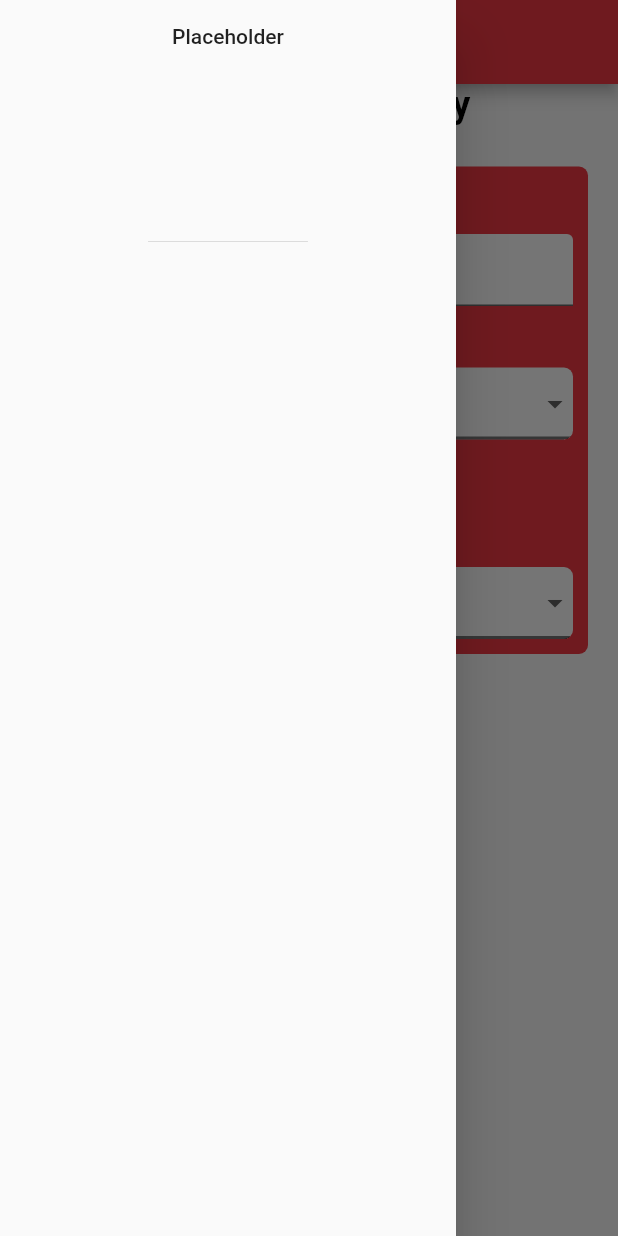
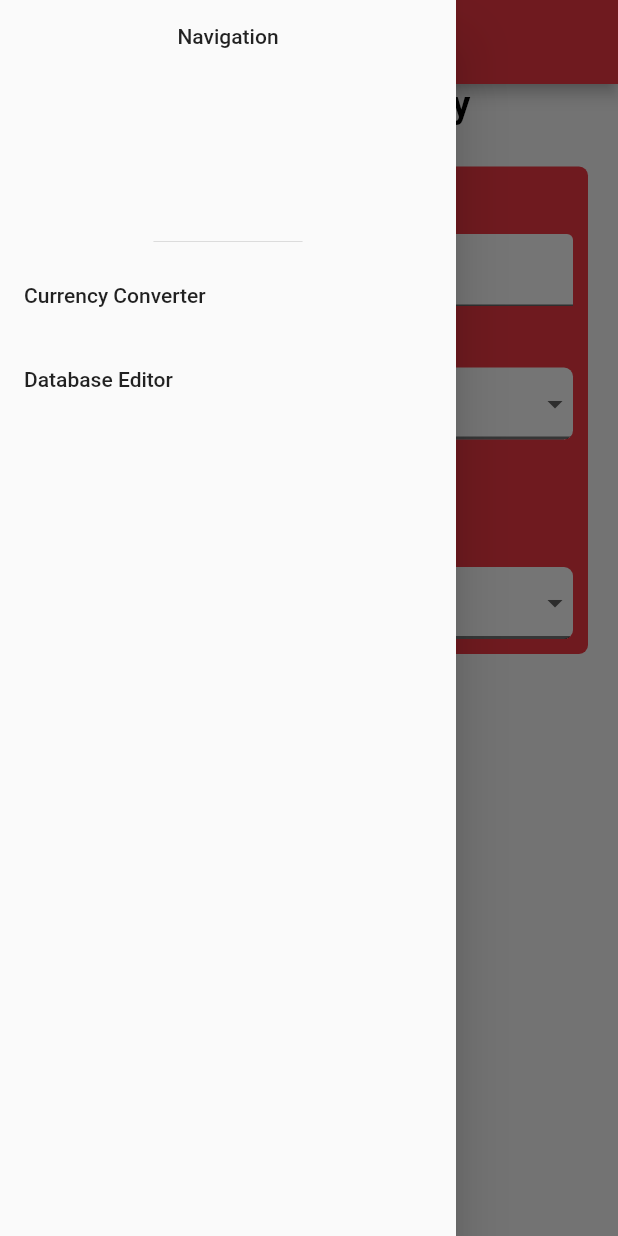
Before and after one commit to PhotonRayleigh/currency_converter_flutter, a Flutter app: the ConverterScreen screen opened directly, with the side drawer open, on a phone screen of 412 x 824 dp. Run offline on Flutter 3.47's test engine with Material 2 defaults, Android fonts, the phone set to English and light mode, and no system bars; our stand-ins replace decimal, get, new_gradient_app_bar; missing offline and left inert: back_button_interceptor, bitsdojo_window, spark_lib.

Commit message:
Much work on new navigation system.
Added db_editor page and navigator to switch to it.

```diff
--- a/lib/app/app.dart
+++ b/lib/app/app.dart
@@ -5,17 +5,21 @@ import 'package:spark_lib/widgets/shift_right_fixer.dart';
 
 import 'package:currency_converter_flutter/app/screens/converter.dart';
 import 'package:currency_converter_flutter/app/app_system_manager.dart';
+import 'package:currency_converter_flutter/app/controllers/app_navigator.dart';
 
 class App extends StatelessWidget {
   @override
   Widget build(BuildContext context) {
+    AppNavigator.initialize(home: ConverterScreen());
+
     return ShiftRightFixer(
         child: AppSystemManager(
             child: WindowBorder(
                 color: Colors.black,
                 child: MaterialApp(
+                  navigatorKey: AppNavigator.rootNavKey,
                   debugShowCheckedModeBanner: false,
-                  home: ConverterScreen(),
+                  home: AppNavigator.homeScreen,
                 ))));
   }
 }
--- a/lib/app/screens/converter.dart
+++ b/lib/app/screens/converter.dart
@@ -16,6 +16,7 @@ import 'package:currency_converter_flutter/app/models/currencies.dart';
 import 'package:currency_converter_flutter/app/app_system_manager.dart';
 import 'package:currency_converter_flutter/app/theme/main_decorations.dart';
 import 'package:currency_converter_flutter/app/widgets/app_bar.dart';
+import 'package:currency_converter_flutter/app/widgets/nav_drawer.dart';
 
 // Reminder: Flutter wrap plugin lets you use ALT-C to wrap a selection in a container,
 // and ALT-S to wrap a selection in a stack.
@@ -240,15 +241,7 @@ class ConverterScreenState extends State<ConverterScreen> {
                 context,
                 titleText: "Currency Converter",
               ),
-              drawer: Drawer(
-                child: Column(
-                  children: [
-                    DrawerHeader(
-                      child: Text("Placeholder"),
-                    )
-                  ],
-                ),
-              ),
+              drawer: NavDrawer(),
               body: InteractiveViewer(
                 panEnabled: true,
                 scaleEnabled: false,
--- /dev/null
+++ b/lib/app/widgets/nav_drawer.dart
@@ -0,0 +1,47 @@
+import 'dart:convert';
+import 'package:flutter/material.dart';
+
+import 'package:currency_converter_flutter/app/screens/db_editor.dart';
+import 'package:currency_converter_flutter/app/controllers/app_navigator.dart';
+import 'package:currency_converter_flutter/app/screens/converter.dart';
+
+class NavDrawer extends StatelessWidget {
+  NavDrawer({Key? key}) : super(key: key);
+
+  @override
+  Widget build(BuildContext context) {
+    return Drawer(
+      child: Column(
+        children: [
+          DrawerHeader(
+            child: Text("Navigation"),
+          ),
+          Expanded(
+              child: ListView(
+            scrollDirection: Axis.vertical,
+            children: [
+              ListTile(
+                  title: Text("Currency Converter"),
+                  onTap: () {
+                    if (AppNavigator.currentView is ConverterScreen) {
+                      AppNavigator.rootNavigator.pop();
+                      return;
+                    }
+                    AppNavigator.navigateTo(ConverterScreen());
+                  }),
+              ListTile(
+                  title: Text("Database Editor"),
+                  onTap: () {
+                    if (AppNavigator.currentView is CurrencyDbEditor) {
+                      AppNavigator.rootNavigator.pop();
+                      return;
+                    }
+                    AppNavigator.navigateTo(CurrencyDbEditor());
+                  }),
+            ],
+          ))
+        ],
+      ),
+    );
+  }
+}
--- a/pubspec.yaml
+++ b/pubspec.yaml
@@ -42,6 +42,7 @@ dependencies:
       ref: main
   desktop_window: 0.4.0
   bitsdojo_window: ^0.1.1+1
+  back_button_interceptor: ^5.0.2
 
 
   # The following adds the Cupertino Icons font to your application.
```
Also changed, not shown: lib/app/controllers/app_navigator.dart (added, +73 -0 lines), lib/app/screens/db_editor.dart (+13 -4 lines), lib/app/widgets/app_bar.dart (+14 -0 lines), pubspec.lock, 5 other files.
